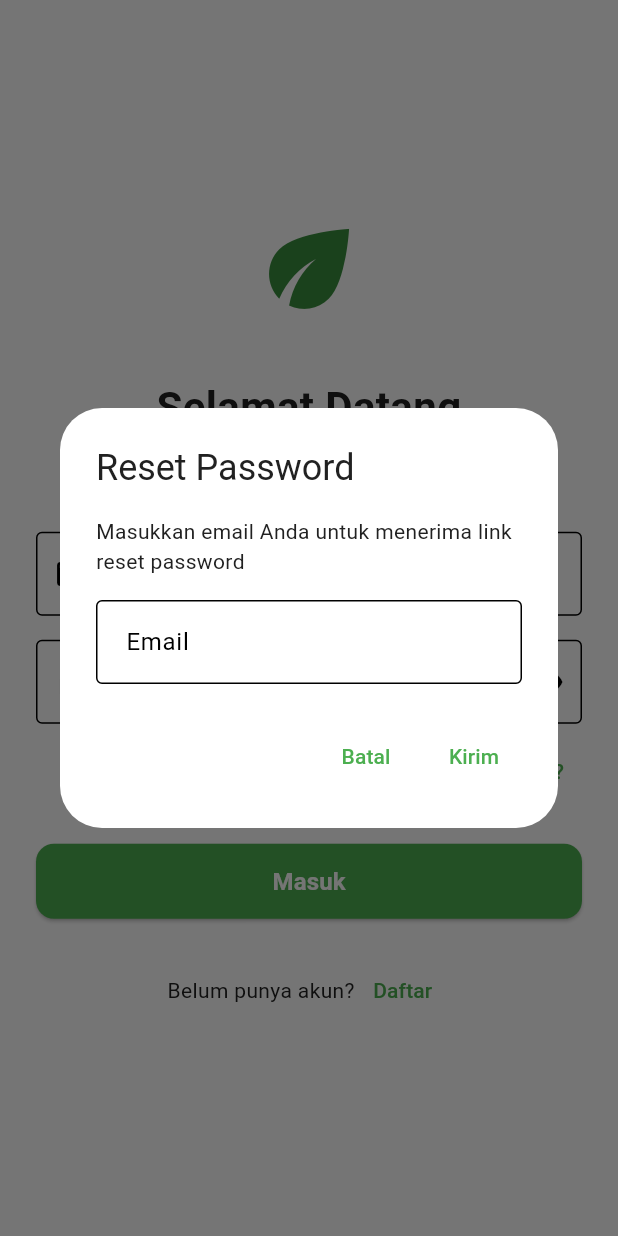
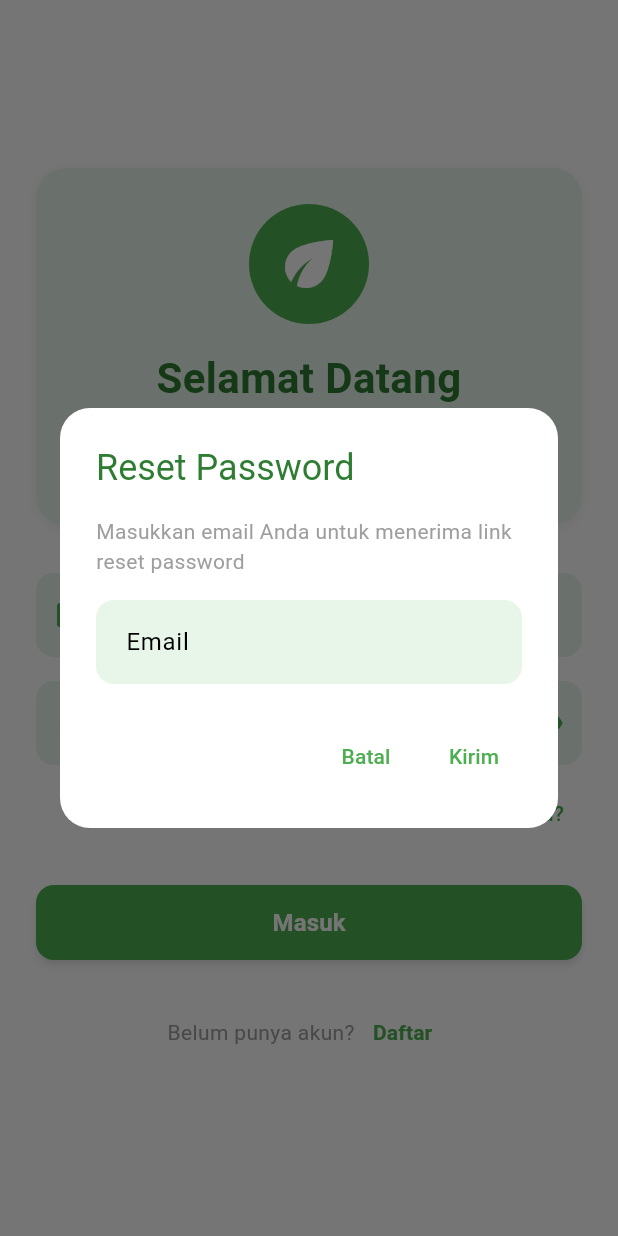
Before and after one commit to prassaaa/HortiKita, a Flutter app: the screen it shows after launch, after a tap on "Lupa Password?", on a phone screen of 412 x 824 dp. Run offline on Flutter 3.47's test engine with Material 3 defaults, Android fonts, the phone set to English and light mode, and no system bars; our stand-ins replace cached_network_image, cloud_firestore, firebase_auth, firebase_core, firebase_storage, flutter_markdown; accounts and stored records are empty.

Commit message:
Add: New desain login screen

```diff
--- a/lib/ui/screens/auth/login_screen.dart
+++ b/lib/ui/screens/auth/login_screen.dart
@@ -33,13 +33,11 @@
       });
 
       try {
-        // Gunakan AuthProvider untuk login
         await Provider.of<local_auth.AuthProvider>(context, listen: false).signIn(
           _emailController.text.trim(),
           _passwordController.text,
         );
 
-        // Jika sukses dan widget masih mounted, navigasi ke home
         if (mounted) {
           Navigator.pushReplacement(
             context,
@@ -47,9 +45,7 @@
           );
         }
       } on FirebaseAuthException catch (e) {
-        // Handle khusus untuk error Firebase Auth
         String errorMessage;
-
         if (e.code == 'user-not-found') {
           errorMessage = 'Email tidak ditemukan';
         } else if (e.code == 'wrong-password') {
@@ -63,7 +59,6 @@
         } else {
           errorMessage = 'Error: ${e.message}';
         }
-
         _showErrorDialog(errorMessage);
       } catch (e) {
         _showErrorDialog('Terjadi kesalahan: $e');
@@ -86,55 +81,87 @@
         actions: [
           TextButton(
             onPressed: () => Navigator.of(ctx).pop(),
-            child: const Text('OK'),
+            child: const Text('OK', style: TextStyle(color: Color(0xFF4CAF50))),
           ),
         ],
+        shape: RoundedRectangleBorder(borderRadius: BorderRadius.circular(20)),
       ),
     );
   }
 
   @override
   Widget build(BuildContext context) {
+    // Definisi warna tema yang sama dengan HomeScreen
+    const Color primaryGreen = Color(0xFF4CAF50);
+    const Color lightGreen = Color(0xFFE8F5E9);
+    const Color white = Colors.white;
+
     return Scaffold(
-      backgroundColor: Colors.white,
+      backgroundColor: white,
       body: SafeArea(
-        child: Center(
+        child: Center( // Membungkus SingleChildScrollView dengan Center
           child: SingleChildScrollView(
-            padding: const EdgeInsets.all(24.0),
+            physics: const BouncingScrollPhysics(),
+            padding: const EdgeInsets.symmetric(horizontal: 24.0, vertical: 16.0),
             child: Column(
-              mainAxisAlignment: MainAxisAlignment.center,
-              crossAxisAlignment: CrossAxisAlignment.stretch,
+              mainAxisAlignment: MainAxisAlignment.center, // Menempatkan konten di tengah vertikal
+              crossAxisAlignment: CrossAxisAlignment.center, // Menempatkan konten di tengah horizontal
               children: [
-                // Logo
-                Icon(
+                // Header Section
+                Container(
+                  width: double.infinity, // Lebar penuh agar rapi
+                  padding: const EdgeInsets.all(24),
+                  decoration: BoxDecoration(
+                    color: lightGreen,
+                    borderRadius: BorderRadius.circular(20),
+                    boxShadow: [
+                      BoxShadow(
+                        color: Colors.grey.withOpacity(0.1),
+                        spreadRadius: 1,
+                        blurRadius: 5,
+                        offset: const Offset(0, 2),
+                      ),
+                    ],
+                  ),
+                  child: Column(
+                    children: [
+                      const CircleAvatar(
+                        radius: 40,
+                        backgroundColor: primaryGreen,
+                        child: Icon(
                           Icons.eco,
-                  size: 80,
-                  color: Colors.green[700],
+                          size: 48,
+                          color: white,
                         ),
-                const SizedBox(height: 32),
-
-                // Title
+                      ),
+                      const SizedBox(height: 16),
                       const Text(
                         'Selamat Datang',
                         style: TextStyle(
                           fontSize: 28,
                           fontWeight: FontWeight.bold,
+                          color: Color(0xFF2E7D32),
                         ),
                         textAlign: TextAlign.center,
                       ),
                       const SizedBox(height: 8),
                       const Text(
-                  'Masuk untuk mengakses aplikasi',
+                        'Masuk untuk mengakses aplikasi Hortikultura',
                         style: TextStyle(
                           fontSize: 16,
-                    color: Colors.grey,
+                          color: Color(0xFF558B2F),
                         ),
                         textAlign: TextAlign.center,
                       ),
+                    ],
+                  ),
+                ),
                 const SizedBox(height: 32),
 
-                // Form
-                Form(
+                // Form Section
+                SizedBox(
+                  width: double.infinity, // Lebar penuh untuk form
+                  child: Form(
                     key: _formKey,
                     child: Column(
                       children: [
@@ -142,10 +169,15 @@
                         TextFormField(
                           controller: _emailController,
                           keyboardType: TextInputType.emailAddress,
-                        decoration: const InputDecoration(
+                          decoration: InputDecoration(
                             labelText: 'Email',
-                          prefixIcon: Icon(Icons.email),
-                          border: OutlineInputBorder(),
+                            prefixIcon: const Icon(Icons.email, color: primaryGreen),
+                            filled: true,
+                            fillColor: lightGreen,
+                            border: OutlineInputBorder(
+                              borderRadius: BorderRadius.circular(12),
+                              borderSide: BorderSide.none,
+                            ),
                           ),
                           validator: (value) {
                             if (value == null || value.isEmpty) {
@@ -166,13 +198,17 @@
                           obscureText: _obscurePassword,
                           decoration: InputDecoration(
                             labelText: 'Password',
-                          prefixIcon: const Icon(Icons.lock),
-                          border: const OutlineInputBorder(),
+                            prefixIcon: const Icon(Icons.lock, color: primaryGreen),
+                            filled: true,
+                            fillColor: lightGreen,
+                            border: OutlineInputBorder(
+                              borderRadius: BorderRadius.circular(12),
+                              borderSide: BorderSide.none,
+                            ),
                             suffixIcon: IconButton(
                               icon: Icon(
-                              _obscurePassword
-                                  ? Icons.visibility
-                                  : Icons.visibility_off,
+                                _obscurePassword ? Icons.visibility : Icons.visibility_off,
+                                color: primaryGreen,
                               ),
                               onPressed: () {
                                 setState(() {
@@ -197,11 +233,11 @@
                         Align(
                           alignment: Alignment.centerRight,
                           child: TextButton(
-                          onPressed: () {
-                            // Todo: Implementasi lupa password
-                            _showForgotPasswordDialog();
-                          },
-                          child: const Text('Lupa Password?'),
+                            onPressed: _showForgotPasswordDialog,
+                            child: const Text(
+                              'Lupa Password?',
+                              style: TextStyle(color: primaryGreen),
+                            ),
                           ),
                         ),
                         const SizedBox(height: 24),
@@ -213,18 +249,20 @@
                           child: ElevatedButton(
                             onPressed: _isLoading ? null : _login,
                             style: ElevatedButton.styleFrom(
-                            backgroundColor: Colors.green,
-                            disabledBackgroundColor: Colors.green.withAlpha(128),
+                              backgroundColor: primaryGreen,
+                              disabledBackgroundColor: primaryGreen.withAlpha(128),
                               shape: RoundedRectangleBorder(
                                 borderRadius: BorderRadius.circular(12),
                               ),
+                              shadowColor: Colors.grey.withOpacity(0.3),
+                              elevation: 2,
                             ),
                             child: _isLoading
                                 ? const SizedBox(
                                     width: 20,
                                     height: 20,
                                     child: CircularProgressIndicator(
-                                    color: Colors.white,
+                                      color: white,
                                       strokeWidth: 2,
                                     ),
                                   )
@@ -233,12 +271,13 @@
                                     style: TextStyle(
                                       fontSize: 16,
                                       fontWeight: FontWeight.bold,
-                                    color: Colors.white,
+                                      color: white,
                                     ),
                                   ),
                           ),
                         ),
                       ],
+                    ),
                   ),
                 ),
                 const SizedBox(height: 24),
@@ -247,17 +286,24 @@
                 Row(
                   mainAxisAlignment: MainAxisAlignment.center,
                   children: [
-                    const Text('Belum punya akun?'),
+                    const Text(
+                      'Belum punya akun?',
+                      style: TextStyle(color: Colors.grey),
+                    ),
                     TextButton(
                       onPressed: () {
                         Navigator.push(
                           context,
-                          MaterialPageRoute(
-                            builder: (_) => const RegisterScreen(),
-                          ),
+                          MaterialPageRoute(builder: (_) => const RegisterScreen()),
                         );
                       },
-                      child: const Text('Daftar'),
+                      child: const Text(
+                        'Daftar',
+                        style: TextStyle(
+                          color: primaryGreen,
+                          fontWeight: FontWeight.bold,
+                        ),
+                      ),
                     ),
                   ],
                 ),
@@ -271,22 +317,35 @@
 
   void _showForgotPasswordDialog() {
     final TextEditingController resetEmailController = TextEditingController();
+    const Color primaryGreen = Color(0xFF4CAF50);
 
     showDialog(
       context: context,
       builder: (context) => AlertDialog(
-        title: const Text('Reset Password'),
+        shape: RoundedRectangleBorder(borderRadius: BorderRadius.circular(20)),
+        title: const Text(
+          'Reset Password',
+          style: TextStyle(color: Color(0xFF2E7D32)),
+        ),
         content: Column(
           mainAxisSize: MainAxisSize.min,
           children: [
-            const Text('Masukkan email Anda untuk menerima link reset password'),
+            const Text(
+              'Masukkan email Anda untuk menerima link reset password',
+              style: TextStyle(color: Colors.grey),
+            ),
             const SizedBox(height: 16),
             TextField(
               controller: resetEmailController,
               keyboardType: TextInputType.emailAddress,
-              decoration: const InputDecoration(
+              decoration: InputDecoration(
                 labelText: 'Email',
-                border: OutlineInputBorder(),
+                filled: true,
+                fillColor: const Color(0xFFE8F5E9),
+                border: OutlineInputBorder(
+                  borderRadius: BorderRadius.circular(12),
+                  borderSide: BorderSide.none,
+                ),
               ),
             ),
           ],
@@ -294,7 +353,7 @@
         actions: [
           TextButton(
             onPressed: () => Navigator.pop(context),
-            child: const Text('Batal'),
+            child: const Text('Batal', style: TextStyle(color: primaryGreen)),
           ),
           TextButton(
             onPressed: () async {
@@ -309,11 +368,11 @@
               try {
                 await FirebaseAuth.instance.sendPasswordResetEmail(email: email);
                 if (mounted) {
-                  if (mounted) Navigator.pop(context);
+                  Navigator.pop(context);
                   ScaffoldMessenger.of(context).showSnackBar(
                     const SnackBar(
                       content: Text('Link reset password telah dikirim ke email Anda'),
-                      backgroundColor: Colors.green,
+                      backgroundColor: primaryGreen,
                     ),
                   );
                 }
@@ -329,7 +388,7 @@
                 }
               }
             },
-            child: const Text('Kirim'),
+            child: const Text('Kirim', style: TextStyle(color: primaryGreen)),
           ),
         ],
       ),
--- a/lib/ui/screens/home/home_screen.dart
+++ b/lib/ui/screens/home/home_screen.dart
@@ -90,9 +90,6 @@
               const SizedBox(height: 32),
 
               // Features section
-              Row(
-                mainAxisAlignment: MainAxisAlignment.spaceBetween,
-                children: [
               const Text(
                 'Fitur Utama',
                 style: TextStyle(
@@ -100,18 +97,6 @@
                   fontWeight: FontWeight.bold,
                   color: Color(0xFF2E7D32),
                 ),
-                  ),
-                  TextButton(
-                    onPressed: () {},
-                    child: const Text(
-                      'Lihat Semua',
-                      style: TextStyle(
-                        color: primaryGreen,
-                        fontWeight: FontWeight.w500,
-                      ),
-                    ),
-                  ),
-                ],
               ),
               const SizedBox(height: 16),
 
```
Lines whose indentation alone changed are shown as unchanged.
